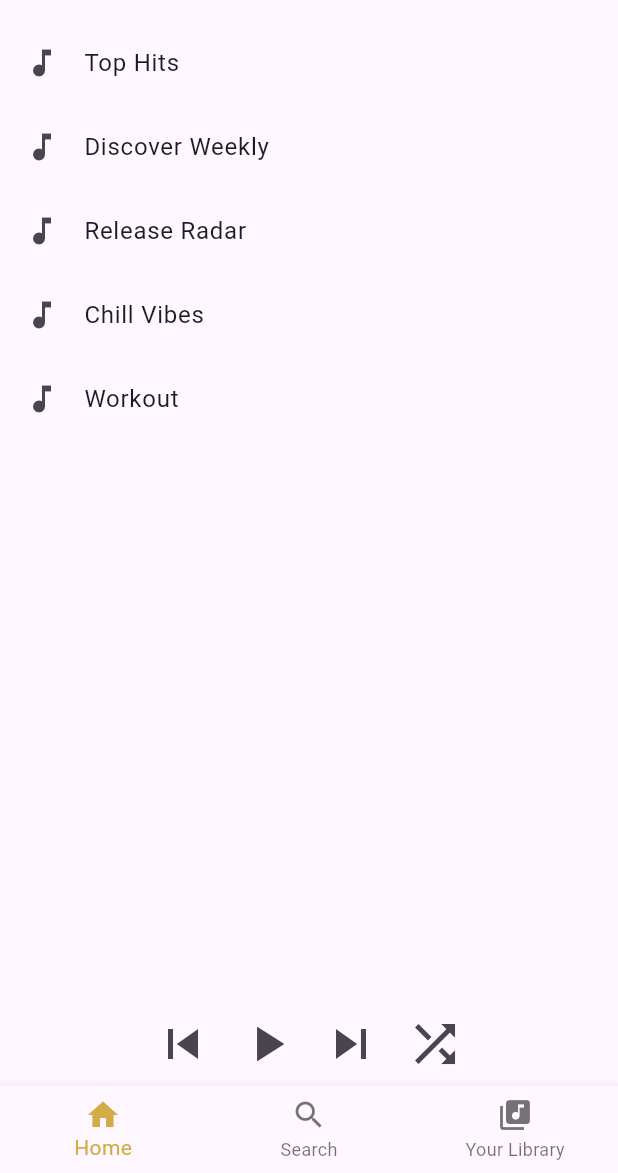
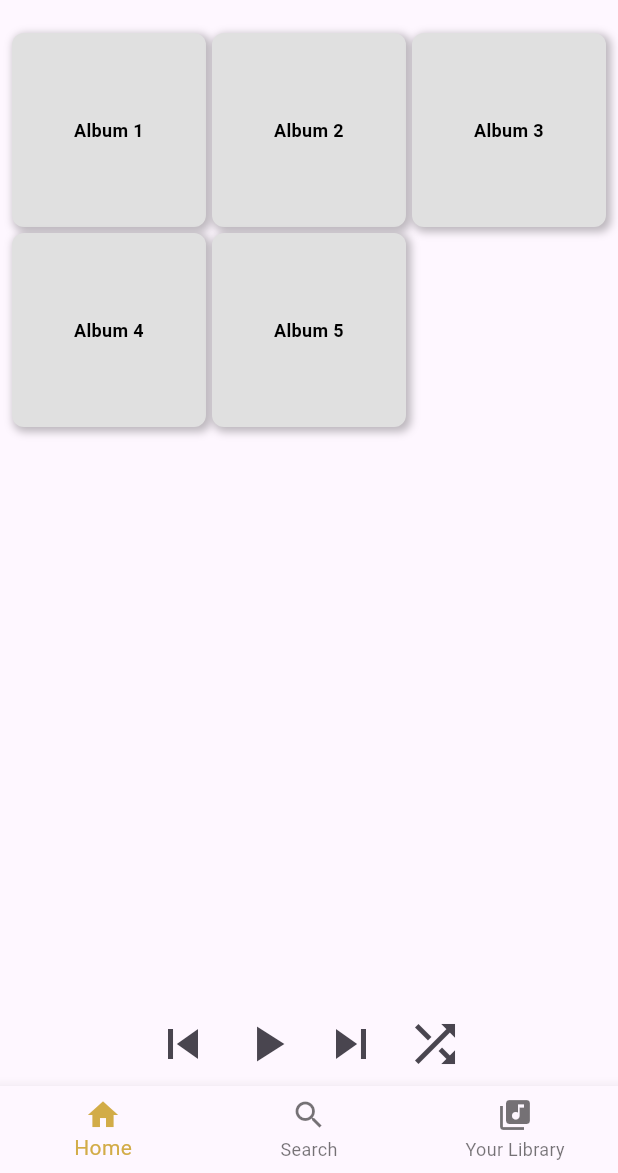
Before and after one commit to Vigneshhariraj/leo-music, a Flutter app: the screen it shows after launch, on a phone screen of 412 x 824 dp, the part 63-1236 px from its top. Run offline on Flutter 3.47's test engine with Material 3 defaults, Android fonts, the phone set to English and light mode, and no system bars; Roboto replaces fonts that are missing (Arial).

Commit message:
Update main.dart

```diff
--- a/lib/main.dart
+++ b/lib/main.dart
@@ -159,27 +159,77 @@ class _HomeScreenState extends State<HomeScreen> {
 }
 
 class PlaylistScreen extends StatelessWidget {
-  final List<String> playlists = [
-    'Top Hits',
-    'Discover Weekly',
-    'Release Radar',
-    'Chill Vibes',
-    'Workout',
+  final List<String> albums = [
+    'Album 1',
+    'Album 2',
+    'Album 3',
+    'Album 4',
+    'Album 5',
   ];
+
+  final Map<String, List<String>> albumSongs = {
+    'Album 1': ['Song A1', 'Song A2', 'Song A3'],
+    'Album 2': ['Song B1', 'Song B2', 'Song B3'],
+    'Album 3': ['Song C1', 'Song C2', 'Song C3'],
+    'Album 4': ['Song D1', 'Song D2', 'Song D3'],
+    'Album 5': ['Song E1', 'Song E2', 'Song E3'],
+  };
 
   @override
   Widget build(BuildContext context) {
-    return ListView.builder(
-      itemCount: playlists.length,
-      itemBuilder: (context, index) {
-        return ListTile(
-          leading: Icon(Icons.music_note),
-          title: Text(playlists[index]),
-          onTap: () {
-            // Navigate to playlist details
-          },
-        );
-      },
+    return Padding(
+      padding: const EdgeInsets.all(8.0),
+      child: GridView.builder(
+        gridDelegate: SliverGridDelegateWithFixedCrossAxisCount(
+          crossAxisCount: 3, // Three columns to make album tiles smaller
+          crossAxisSpacing: 4.0,
+          mainAxisSpacing: 4.0,
+        ),
+        itemCount: albums.length,
+        itemBuilder: (context, index) {
+          return GestureDetector(
+            onTap: () {
+              Navigator.push(
+                context,
+                MaterialPageRoute(
+                  builder: (context) => AlbumDetailScreen(
+                    albumName: albums[index],
+                    songs: albumSongs[albums[index]] ?? [],
+                  ),
+                ),
+              );
+            },
+            child: GridTile(
+              child: Container(
+                decoration: BoxDecoration(
+                  color: Colors.grey[300],
+                  borderRadius: BorderRadius.circular(8.0),
+                  boxShadow: [
+                    BoxShadow(
+                      color: Colors.black26,
+                      blurRadius: 4.0,
+                      spreadRadius: 1.0,
+                      offset: Offset(2.0, 2.0),
+                    ),
+                  ],
+                ),
+                padding: EdgeInsets.all(8.0),
+                child: Center(
+                  child: Text(
+                    albums[index],
+                    textAlign: TextAlign.center,
+                    style: TextStyle(
+                      fontWeight: FontWeight.bold,
+                      color: Colors.black,
+                      fontSize: 12.0, // Smaller font size
+                    ),
+                  ),
+                ),
+              ),
+            ),
+          );
+        },
+      ),
     );
   }
 }
@@ -321,3 +371,28 @@ class LibraryScreen extends StatelessWidget {
     );
   }
 }
+
+class AlbumDetailScreen extends StatelessWidget {
+  final String albumName;
+  final List<String> songs;
+
+  AlbumDetailScreen({required this.albumName, required this.songs});
+
+  @override
+  Widget build(BuildContext context) {
+    return Scaffold(
+      appBar: AppBar(
+        title: Text(albumName),
+      ),
+      body: ListView.builder(
+        itemCount: songs.length,
+        itemBuilder: (context, index) {
+          return ListTile(
+            leading: Icon(Icons.music_note),
+            title: Text(songs[index]),
+          );
+        },
+      ),
+    );
+  }
+}
```
